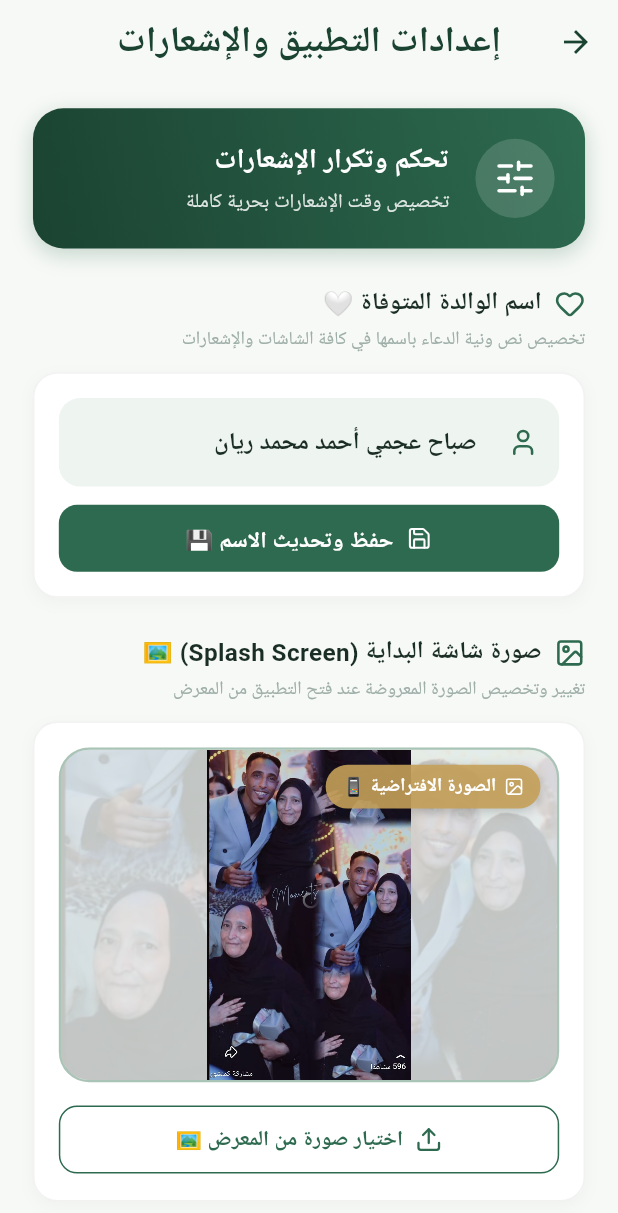
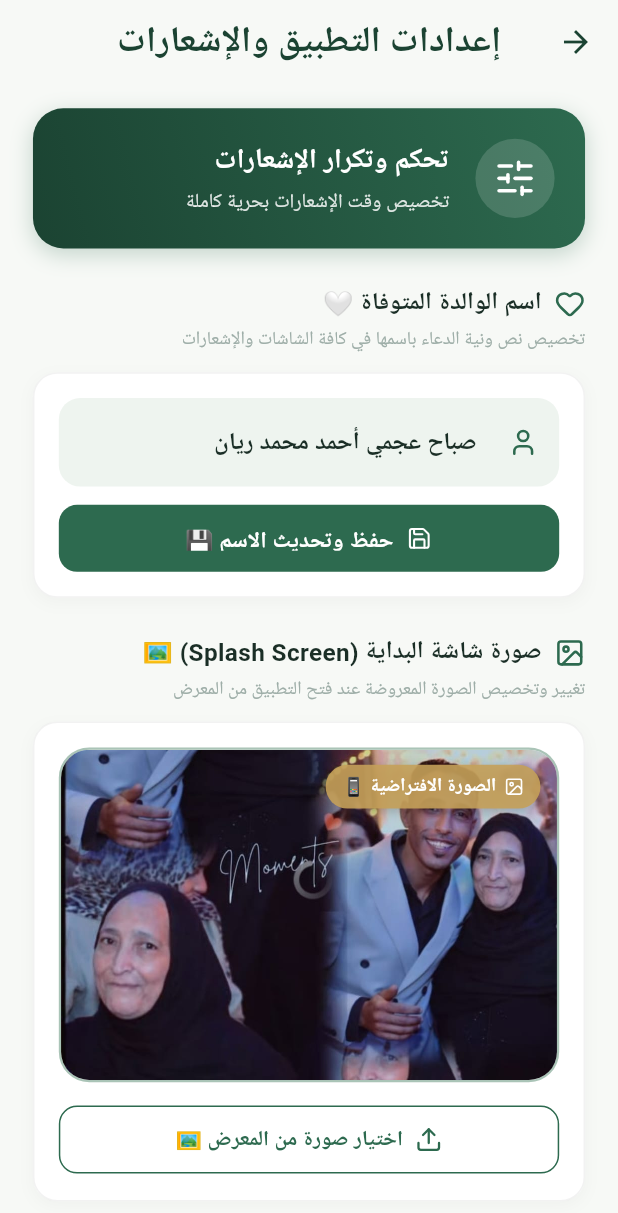
Before and after one commit to MohamedRefky/athkar_alarms, a Flutter app: the SettingsScreen screen opened directly, on a phone screen of 412 x 824 dp. Shown: the top 1213 px of the screen. Run offline on Flutter 3.47's test engine with Material 3 defaults, Android fonts, the phone set to English and light mode, and no system bars; our stand-ins replace audioplayers, equatable, file_picker, flutter_bloc, flutter_local_notifications, flutter_screenutil and 6 more; accounts and stored records are empty; Roboto replaces fonts that are missing (Zain).

```diff
--- a/lib/screens/settings_screen.dart
+++ b/lib/screens/settings_screen.dart
@@ -439,36 +439,23 @@ class _SettingsScreenState extends State<SettingsScreen> {
                                             .existsSync();
 
                                 return Stack(
-                                  alignment: Alignment.center,
                                   children: [
-                                    // Ambient background matching image colors seamlessly
+                                    // Main Image filling 100% of the card with zero black spaces
                                     Positioned.fill(
-                                      child: Opacity(
-                                        opacity: 0.2,
-                                        child: hasCustomFile
-                                            ? Image.file(
-                                                File(settings
-                                                    .customSplashImagePath!),
-                                                fit: BoxFit.cover,
-                                              )
-                                            : Image.asset(
-                                                'assets/image/image.jpeg',
-                                                fit: BoxFit.cover,
-                                              ),
-                                      ),
-                                    ),
-                                    // Full uncropped crisp foreground image
-                                    Center(
                                       child: hasCustomFile
                                           ? Image.file(
                                               File(settings
                                                   .customSplashImagePath!),
                                               fit: BoxFit.cover,
+                                              width: double.infinity,
+                                              height: double.infinity,
                                               filterQuality: FilterQuality.high,
                                             )
                                           : Image.asset(
                                               'assets/image/image.jpeg',
                                               fit: BoxFit.cover,
+                                              width: double.infinity,
+                                              height: double.infinity,
                                               filterQuality: FilterQuality.high,
                                             ),
                                     ),
```
